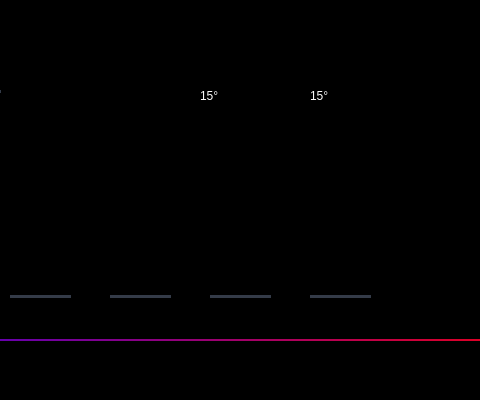
This is Climate/coolUI.ui in walked22/Stacy as Qt 5 draws it before an edit; both pictures show x 510 to 990 and y 0 to 400 of the 1280 by 400 pixel window. The edited form follows.
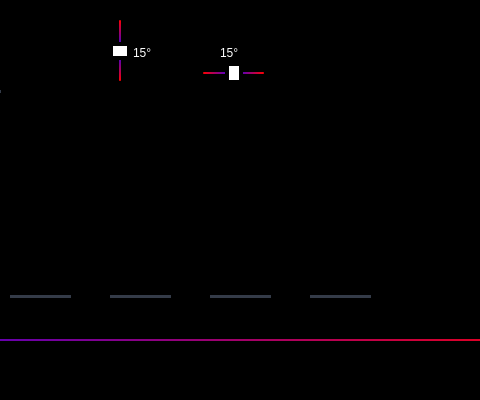
This is the edited form. Icons and pictures are not drawn.

Commit message: changed to sliders for pitch and roll, added temp sensors

```diff
--- a/Climate/coolUI.ui
+++ b/Climate/coolUI.ui
@@ -2,6 +2,9 @@
 <ui version="4.0">
  <class>MainWindow</class>
  <widget class="QMainWindow" name="MainWindow">
+  <property name="enabled">
+   <bool>true</bool>
+  </property>
   <property name="geometry">
    <rect>
     <x>0</x>
@@ -131,7 +134,7 @@
      <string/>
     </property>
     <property name="pixmap">
-     <pixmap>../../../../../../home/pi/Documents/repos/Stacy/Climate/both.png</pixmap>
+     <pixmap>both.png</pixmap>
     </property>
     <property name="scaledContents">
      <bool>true</bool>
@@ -804,75 +807,140 @@
    <widget class="QLabel" name="pitchLabel">
     <property name="geometry">
      <rect>
-      <x>710</x>
-      <y>80</y>
-      <width>71</width>
+      <x>643</x>
+      <y>37</y>
+      <width>41</width>
       <height>31</height>
      </rect>
     </property>
     <property name="styleSheet">
-     <string notr="true">font: 700 15pt &quot;Segoe MDL2 Assets&quot;;
+     <string notr="true">font: 700 12pt &quot;Segoe MDL2 Assets&quot;;
 color: rgb(255, 255, 255);</string>
     </property>
     <property name="text">
      <string>15°</string>
     </property>
    </widget>
-   <widget class="QGraphicsView" name="profileView">
-    <property name="geometry">
-     <rect>
-      <x>690</x>
-      <y>0</y>
-      <width>81</width>
-      <height>71</height>
-     </rect>
-    </property>
-    <property name="styleSheet">
-     <string notr="true">border-width: 0px; border-style: solid</string>
-    </property>
-    <property name="verticalScrollBarPolicy">
-     <enum>Qt::ScrollBarAlwaysOff</enum>
-    </property>
-    <property name="horizontalScrollBarPolicy">
-     <enum>Qt::ScrollBarAlwaysOff</enum>
-    </property>
-   </widget>
-   <widget class="QGraphicsView" name="faceView">
-    <property name="geometry">
-     <rect>
-      <x>790</x>
-      <y>0</y>
-      <width>91</width>
-      <height>71</height>
-     </rect>
-    </property>
-    <property name="styleSheet">
-     <string notr="true">border-width: 0px; border-style: solid</string>
-    </property>
-    <property name="verticalScrollBarPolicy">
-     <enum>Qt::ScrollBarAlwaysOff</enum>
-    </property>
-    <property name="horizontalScrollBarPolicy">
-     <enum>Qt::ScrollBarAlwaysOff</enum>
-    </property>
-   </widget>
    <widget class="QLabel" name="rollLabel">
     <property name="geometry">
      <rect>
-      <x>820</x>
-      <y>80</y>
-      <width>61</width>
+      <x>730</x>
+      <y>37</y>
+      <width>51</width>
       <height>31</height>
      </rect>
     </property>
     <property name="styleSheet">
-     <string notr="true">font: 700 15pt &quot;Segoe MDL2 Assets&quot;;
+     <string notr="true">font: 700 12pt &quot;Segoe MDL2 Assets&quot;;
 color: rgb(255, 255, 255);</string>
     </property>
     <property name="text">
      <string>15°</string>
     </property>
    </widget>
+   <widget class="QSlider" name="rollSlider">
+    <property name="enabled">
+     <bool>true</bool>
+    </property>
+    <property name="geometry">
+     <rect>
+      <x>713</x>
+      <y>63</y>
+      <width>61</width>
+      <height>21</height>
+     </rect>
+    </property>
+    <property name="styleSheet">
+     <string notr="true">QSlider::groove:horizontal {
+    border-radius: 1px;
+    height: 2px;
+    background-color: qlineargradient(spread:reflect, x1:0, y1:1, x2:0.5, y2:1, stop:0 rgba(255, 0, 0, 255), stop:1 rgba(30, 0, 255, 255));
+}
+
+QSlider::handle:horizontal {
+    background-color: rgb(255, 255, 255);
+    border: 4px solid black;
+    height: 10px;
+    width: 10px;
+    margin: -10px -10px;
+    border-radius: 19px;
+}
+/*
+QSlider::sub-page:horizontal {
+    height: 2px;
+    margin: 20px 0px; 
+    background-color: rgb(255, 255, 255);
+
+}
+QSlider::add-page:horizontal {
+    height: 2px;
+    margin: 20px 0px; 
+    background-color: rgb(52, 59, 72);
+}
+*/</string>
+    </property>
+    <property name="minimum">
+     <number>-25</number>
+    </property>
+    <property name="maximum">
+     <number>25</number>
+    </property>
+    <property name="sliderPosition">
+     <number>0</number>
+    </property>
+    <property name="tracking">
+     <bool>false</bool>
+    </property>
+    <property name="orientation">
+     <enum>Qt::Horizontal</enum>
+    </property>
+   </widget>
+   <widget class="QSlider" name="pitchSlider">
+    <property name="geometry">
+     <rect>
+      <x>620</x>
+      <y>20</y>
+      <width>21</width>
+      <height>61</height>
+     </rect>
+    </property>
+    <property name="styleSheet">
+     <string notr="true">QSlider::groove:vertical {
+    border-radius: 1px;
+    width: 2px;
+    background-color: qlineargradient(spread:reflect, x1:1, y1:0, x2:1, y2:0.5, stop:0 rgba(255, 0, 0, 255), stop:1 rgba(20, 0, 255, 255));
+}
+
+QSlider::handle:vertical {
+    background-color: rgb(255, 255, 255);
+    border: 4px solid black;
+    height: 10px;
+    width: 10px;
+    margin: -10px -10px;
+    border-radius: 19px;
+
+}
+</string>
+    </property>
+    <property name="minimum">
+     <number>-25</number>
+    </property>
+    <property name="maximum">
+     <number>25</number>
+    </property>
+    <property name="value">
+     <number>0</number>
+    </property>
+    <property name="tracking">
+     <bool>false</bool>
+    </property>
+    <property name="orientation">
+     <enum>Qt::Vertical</enum>
+    </property>
+    <property name="tickPosition">
+     <enum>QSlider::TicksBelow</enum>
+    </property>
+   </widget>
    <zorder>fanSlider</zorder>
    <zorder>label</zorder>
    <zorder>fanLabel</zorder>
@@ -914,10 +982,10 @@
    <zorder>dayLight_L</zorder>
    <zorder>dayLight</zorder>
    <zorder>label_4</zorder>
-   <zorder>profileView</zorder>
-   <zorder>faceView</zorder>
    <zorder>rollLabel</zorder>
    <zorder>pitchLabel</zorder>
+   <zorder>rollSlider</zorder>
+   <zorder>pitchSlider</zorder>
   </widget>
   <widget class="QStatusBar" name="statusbar"/>
  </widget>
```
The commit also changes 2 other files.
